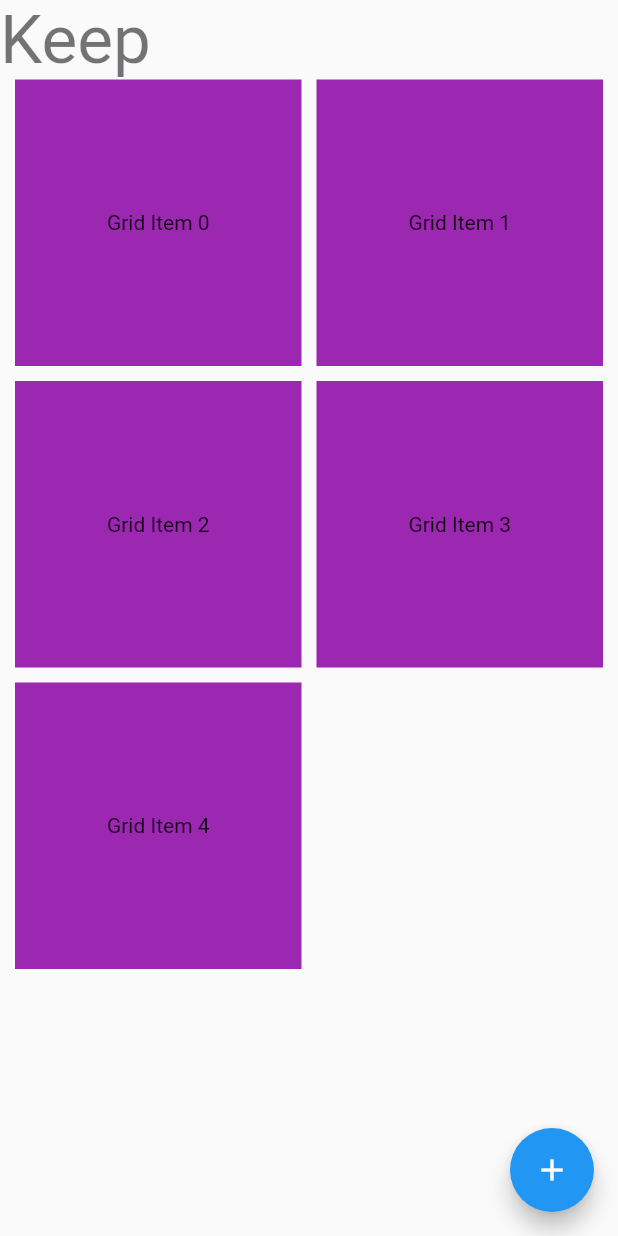
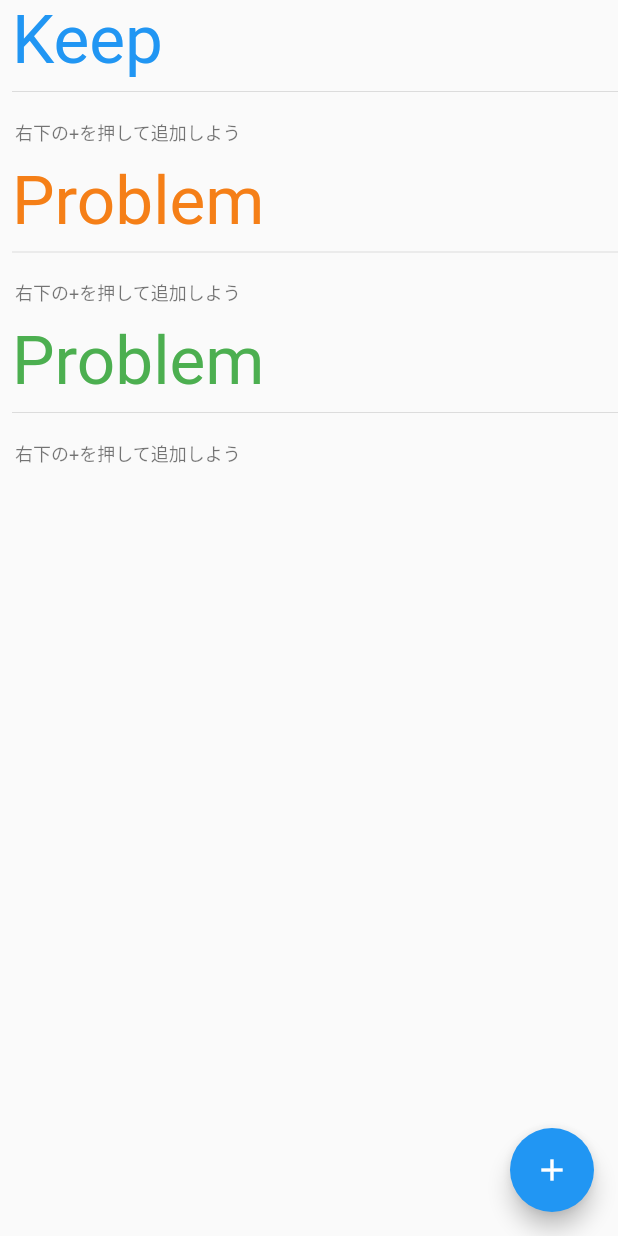
Before and after one commit to toshiya-sato/retrospective_tool, a Flutter app: the MyHomePage screen opened directly, on a phone screen of 412 x 824 dp. Run offline on Flutter 3.47's test engine with Material 2 defaults, Android fonts, the light colour scheme and no system bars; our stand-ins replace dropdown_search, freezed_annotation, hooks_riverpod, modal_bottom_sheet.

Commit message:
[add/modify] improving top screen

```diff
--- a/lib/input_form.dart
+++ b/lib/input_form.dart
@@ -19,7 +19,6 @@
     return Scaffold(
         body: Padding(
       padding: const EdgeInsets.all(8.0),
-      child: Expanded(
       child: Column(
         // mainAxisAlignment: MainAxisAlignment.spaceBetween,
         children: [
@@ -60,7 +59,6 @@
               child: const Text('登録'))
         ],
       ),
-      ),
     ));
   }
 
--- a/lib/main.dart
+++ b/lib/main.dart
@@ -1,72 +1,8 @@
 import 'package:flutter/material.dart';
 import 'package:hooks_riverpod/hooks_riverpod.dart';
-import 'package:modal_bottom_sheet/modal_bottom_sheet.dart';
-import 'package:retrospective_tool/input_form.dart';
+
+import 'top.dart';
 
 void main() {
-  runApp(ProviderScope(child: const MyApp()));
+  runApp(const ProviderScope(child: TopWidget()));
 }
-
-class MyApp extends StatelessWidget {
-  const MyApp({Key? key}) : super(key: key);
-
-  // This widget is the root of your application.
-  @override
-  Widget build(BuildContext context) {
-    return MaterialApp(
-      title: 'Flutter Demo',
-      theme: ThemeData(
-        primarySwatch: Colors.blue,
-      ),
-      home: const MyHomePage(),
-    );
-  }
-}
-
-class MyHomePage extends StatelessWidget {
-  const MyHomePage({Key? key}) : super(key: key);
-
-  @override
-  Widget build(BuildContext context) {
-    return Scaffold(
-      body: CustomScrollView(
-        slivers: [
-          SliverToBoxAdapter(
-            child: Text(
-              'Keep',
-              style: Theme.of(context).textTheme.headline3,
-            ),
-          ),
-          SliverPadding(
-            padding: EdgeInsets.only(left: 10.0, right: 10.0),
-            sliver: SliverGrid(
-              gridDelegate: const SliverGridDelegateWithMaxCrossAxisExtent(
-                maxCrossAxisExtent: 200.0,
-                mainAxisSpacing: 10.0,
-                crossAxisSpacing: 10.0,
-              ),
-              delegate: SliverChildBuilderDelegate(
-                (BuildContext context, int index) {
-                  return Container(
-                    alignment: Alignment.center,
-                    color: Colors.purple,
-                    child: Text('Grid Item $index'),
-                  );
-                },
-                childCount: 5,
-              ),
-            ),
-          ),
-        ],
-      ),
-      floatingActionButton: FloatingActionButton(
-          child: Icon(Icons.add),
-          onPressed: () {
-            showCupertinoModalBottomSheet(
-              context: context,
-              builder: (context) => InputForm(),
-            );
-          }),
-    );
-  }
-}
--- /dev/null
+++ b/lib/top.dart
@@ -0,0 +1,119 @@
+import 'package:flutter/material.dart';
+import 'package:hooks_riverpod/hooks_riverpod.dart';
+import 'package:modal_bottom_sheet/modal_bottom_sheet.dart';
+import 'package:retrospective_tool/input_form.dart';
+import 'package:retrospective_tool/widgets/kpt_note_widget.dart';
+
+import 'model/kpt_note.dart';
+import 'state/kpt_note_list.state.dart';
+
+class TopWidget extends StatelessWidget {
+  const TopWidget({Key? key}) : super(key: key);
+
+  // This widget is the root of your application.
+  @override
+  Widget build(BuildContext context) {
+    return MaterialApp(
+      title: 'Flutter Demo',
+      theme: ThemeData(
+        primarySwatch: Colors.blue,
+      ),
+      home: const MyHomePage(),
+    );
+  }
+}
+
+class MyHomePage extends HookConsumerWidget {
+  const MyHomePage({Key? key}) : super(key: key);
+
+  @override
+  Widget build(BuildContext context, WidgetRef ref) {
+    final kptNoteList = ref.watch(kptNoteListProvider);
+    final keeps = kptNoteList.where((el) => el.category == 'Keep').toList();
+    final problems =
+        kptNoteList.where((el) => el.category == 'Problem').toList();
+    final tries = kptNoteList.where((el) => el.category == 'Try').toList();
+    return Scaffold(
+      body: CustomScrollView(
+        slivers: [
+          _generateCategoryHeadline(
+            'Keep',
+            Theme.of(context).textTheme.headline3!.copyWith(color: Colors.blue),
+          ),
+          _generateNoteWidgets(keeps, context),
+          _generateCategoryHeadline(
+            'Problem',
+            Theme.of(context)
+                .textTheme
+                .headline3!
+                .copyWith(color: Colors.yellow[900]),
+          ),
+          _generateNoteWidgets(problems, context),
+          _generateCategoryHeadline(
+            'Problem',
+            Theme.of(context)
+                .textTheme
+                .headline3!
+                .copyWith(color: Colors.green),
+          ),
+          _generateNoteWidgets(tries, context),
+        ],
+      ),
+      floatingActionButton: FloatingActionButton(
+          child: const Icon(Icons.add),
+          onPressed: () {
+            showCupertinoModalBottomSheet(
+              context: context,
+              builder: (context) => const InputForm(),
+            );
+          }),
+    );
+  }
+
+  _generateCategoryHeadline(String category, TextStyle style) {
+    return SliverToBoxAdapter(
+      child: Padding(
+        padding: const EdgeInsets.only(left: 8.0),
+        child: Column(
+          crossAxisAlignment: CrossAxisAlignment.start,
+          children: [
+            Text(
+              category,
+              style: style,
+            ),
+            const Divider(),
+          ],
+        ),
+      ),
+    );
+  }
+
+  _generateNoteWidgets(List<KptNote> list, BuildContext context) {
+    return list.isNotEmpty
+        ? SliverPadding(
+            padding: const EdgeInsets.only(left: 10.0, right: 10.0),
+            sliver: SliverGrid(
+              gridDelegate: const SliverGridDelegateWithMaxCrossAxisExtent(
+                maxCrossAxisExtent: 200.0,
+                mainAxisSpacing: 10.0,
+                crossAxisSpacing: 10.0,
+              ),
+              delegate: SliverChildBuilderDelegate(
+                (BuildContext context, int index) {
+                  return KptNoteWidget(
+                    kptNote: list[index],
+                  );
+                },
+                childCount: list.length,
+              ),
+            ),
+          )
+        : SliverToBoxAdapter(
+            child: Padding(
+              padding: const EdgeInsets.all(10.0),
+              child: Text('右下の+を押して追加しよう',
+                  style: Theme.of(context).textTheme.bodySmall),
+            ),
+          );
+  }
+}
```
Also changed, not shown: lib/widgets/kpt_note_widget.dart (added, +51 -0 lines). Lines whose indentation alone changed are shown as unchanged.
